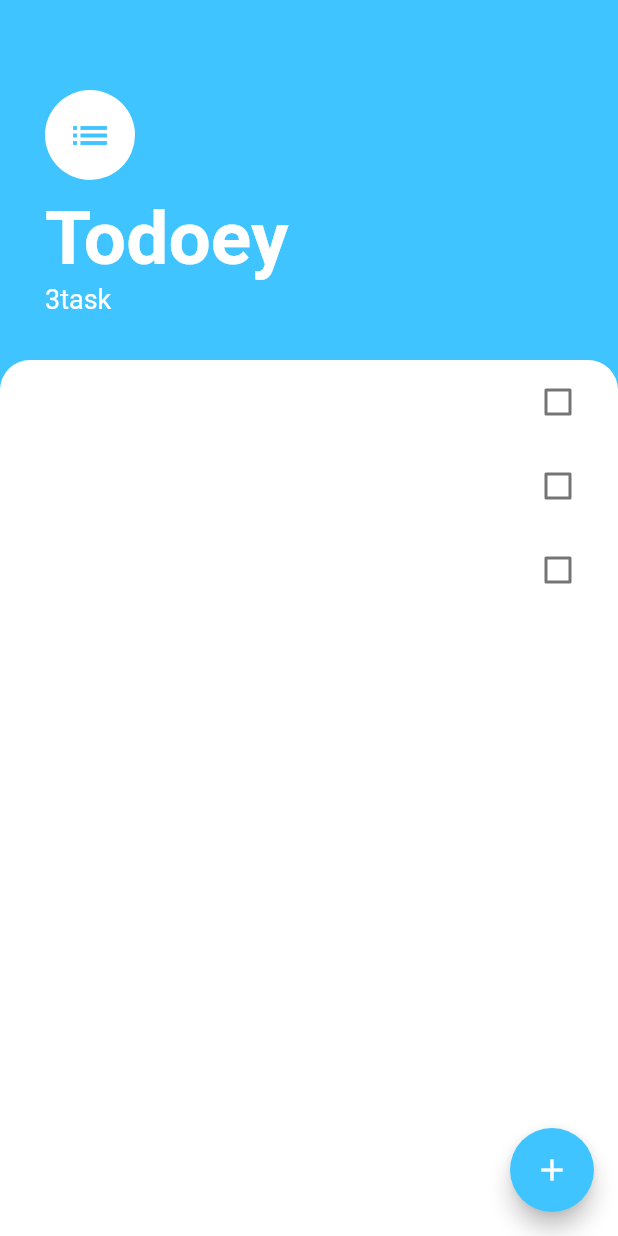
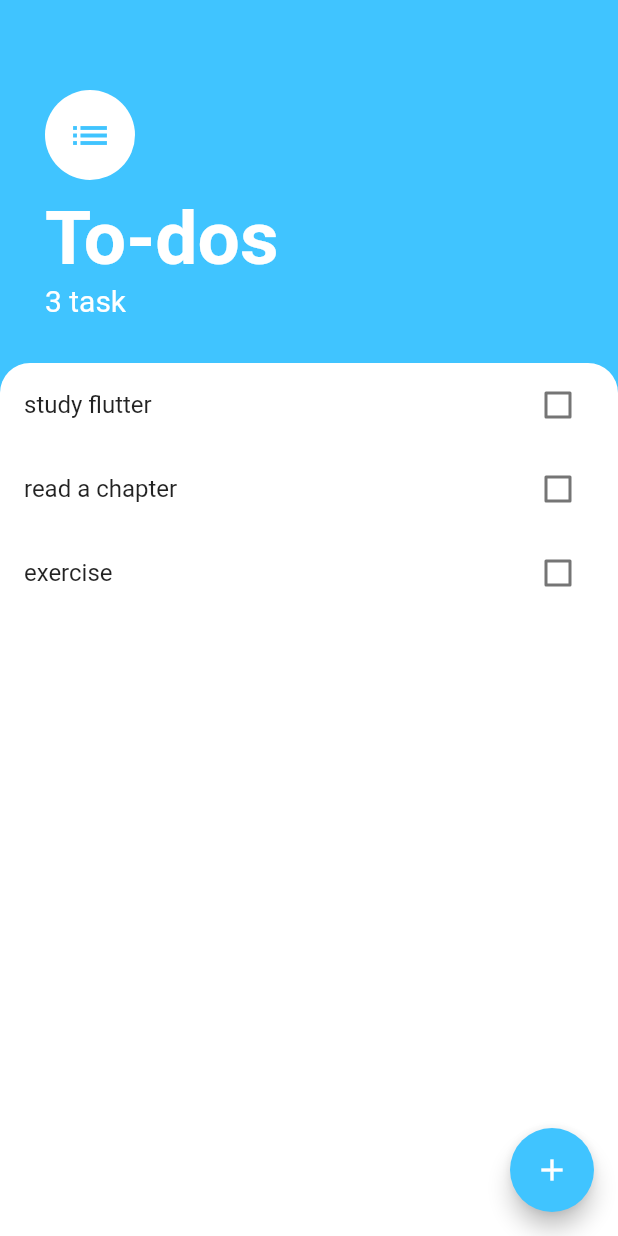
Before and after one commit to dawitbyun/todo_project, a Flutter app: the screen it shows after launch, on a phone screen of 412 x 824 dp. Run offline on Flutter 3.47's test engine with Material 2 defaults, Android fonts, the phone set to English and light mode, and no system bars.

Commit message:
last commit

```diff
--- a/lib/main.dart
+++ b/lib/main.dart
@@ -1,5 +1,7 @@
 import 'package:flutter/material.dart';
 import 'screens/tasks_screen.dart';
+import 'package:provider/provider.dart';
+import 'package:todoey_flutter/models/task_data.dart';
 
 void main() {
   runApp(MyApp());
@@ -8,8 +10,11 @@ void main() {
 class MyApp extends StatelessWidget {
   @override
   Widget build(BuildContext context) {
-    return MaterialApp(
-      home: TasksScreen(),
+    return ChangeNotifierProvider(
+      create: (context) =>TaskData(),   //taskdata is an object //하위 위젯 트리들은 다 들을 수 있음
+      child: MaterialApp(
+        home: TasksScreen(),
+      ),
     );
   }
 }
--- a/lib/models/task.dart
+++ b/lib/models/task.dart
@@ -1,4 +1,4 @@
-class Task {
+class Task {    //Task object이다.
 
   final String name;
   bool isDone = false;
--- /dev/null
+++ b/lib/models/task_data.dart
@@ -0,0 +1,40 @@
+import 'package:flutter/material.dart';  // material.dart includes foundation.dart
+import 'package:provider/provider.dart';
+import 'task.dart';
+import 'dart:collection';  // unmodifiablelistview comes from collections
+
+
+//provide this tasks property across my app
+
+class TaskData extends ChangeNotifier { //taskdata라는 개념. taskdata는 또한 object
+  List<Task> _tasks = [  //tasks는 정property이다. 그 중에서도 객체와 객체사이의 연결?   //list는 object이다. 그래서 private하게 만들어서캡슐화를 시킴.
+    Task(name: 'study flutter' ),  // checkbox는 default로 not done 설정되어있다. //name이 좀 더 속성에 가깝다.
+    Task(name: 'read a chapter'),  //Task property이다.
+    Task(name: 'exercise'),
+  ];
+
+  UnmodifiableListView<Task> get tasks {       //it is a view of another list. It is like a window pannel
+    return UnmodifiableListView(_tasks);
+  }
+
+  int get taskCount {  //캡슐화.  //taskcount is a property
+    return _tasks.length;
+  }
+
+  void addTask(String newTaskTitle){   //method는 행동, 객체는 여러가지 행동을 할 수 있나? 객체가 다른 객체랑 소통하는 것은 property를 통해서만 할수 있나?
+    final task = Task(name: newTaskTitle); //Task가 새로운 객체
+    _tasks.add(task);
+    // print(task.runtimeType); // 변수형을 말해줌
+    notifyListeners();
+  }
+
+  void updateTask(Task task) {
+    task.toggleDone();
+    notifyListeners();
+  }
+
+  void deleteTask(Task task){
+    _tasks.remove(task);
+    notifyListeners();
+  }
+}
--- a/lib/screens/add_task_screen.dart
+++ b/lib/screens/add_task_screen.dart
@@ -1,16 +1,13 @@
 import 'package:flutter/material.dart';
+import 'package:todoey_flutter/models/task_data.dart';
 import 'package:todoey_flutter/widgets/tasks_list.dart';
+import 'package:provider/provider.dart';
 
 class AddTaskScreen extends StatelessWidget {
-
-final Function addTaskCallback;
-
-AddTaskScreen(this.addTaskCallback);
-
-
   @override
   Widget build(BuildContext context) {
-    String newTaskTitle;
+    String newTaskTitle;  //newtasktitle is a local property
+
     return Container(
       color: Color(0xff757575),
       child: Container(
@@ -24,7 +21,7 @@ AddTaskScreen(this.addTaskCallback);
         ),
         child: Column(
           crossAxisAlignment: CrossAxisAlignment.stretch,
-            children: <Widget> [
+          children: <Widget>[
             Text('Add Task',
               textAlign: TextAlign.center,
               style: TextStyle(
@@ -34,9 +31,8 @@ AddTaskScreen(this.addTaskCallback);
             TextField(
               autofocus: true,
               textAlign: TextAlign.center,
-                onChanged: (newText){
+              onChanged: (newText) {
                 newTaskTitle = newText;
-
               },
               // button 누르고 뜨자마자 텍스트란에 커서가 생김
             ),
@@ -46,12 +42,13 @@ AddTaskScreen(this.addTaskCallback);
               ),
               ),
               color: Colors.lightBlueAccent,
-                onPressed: (){
-    addTaskCallback(newTaskTitle);
+              onPressed: () {
+                Provider.of<TaskData>(context, listen:false).addTask(newTaskTitle);
+                Navigator.pop(context);
               },
             ),
           ],
-    ),            //Add some code
+        ),
       ),
     );
   }
--- a/lib/screens/tasks_screen.dart
+++ b/lib/screens/tasks_screen.dart
@@ -1,36 +1,20 @@
 import 'package:flutter/material.dart';
 import 'package:todoey_flutter/widgets/tasks_list.dart';
 import 'package:todoey_flutter/screens/add_task_screen.dart';
-import 'package:todoey_flutter/models/task.dart';
+import 'package:todoey_flutter/models/task_data.dart';
+import 'package:provider/provider.dart';
 
-class TasksScreen extends StatefulWidget {
-
-  @override
-  _TasksScreenState createState() => _TasksScreenState();
-}
-
-class _TasksScreenState extends State<TasksScreen> {
-  List<Task> tasks = [
-    Task(name: '' ),
-    Task(name: ''),
-    Task(name: ''),
-  ];
-
-  @override
+class TasksScreen extends StatelessWidget{
   Widget build(BuildContext context) {
     return Scaffold(
       backgroundColor: Colors.lightBlueAccent,
       floatingActionButton: FloatingActionButton(
         backgroundColor: Colors.lightBlueAccent,
         child: Icon(Icons.add),
-        onPressed: (){
-          showModalBottomSheet(context: context, builder: (context) => AddTaskScreen(
-                  (newTaskTitle){
-                    setState(() {
-                      tasks.add(Task(name: newTaskTitle));
-                    });
-                    Navigator.pop(context);
-                  },),);
+        onPressed: () {
+          showModalBottomSheet(
+            context: context, builder: (context) => AddTaskScreen(),
+          );
         },
       ),
       body: Column(
@@ -50,7 +34,7 @@ class _TasksScreenState extends State<TasksScreen> {
               ),
               SizedBox(height: 10.0),
               Text(
-                'Todoey',
+                'To-dos',
                 style: TextStyle(
                   color: Colors.white,
                   fontSize: 50.0,
@@ -58,10 +42,10 @@ class _TasksScreenState extends State<TasksScreen> {
                 ),
               ),
               Text(
-                '${tasks.length}task',
+                '${Provider.of<TaskData>(context).taskCount} task',  //tap into taskdata object
                 style: TextStyle(
                   color: Colors.white,
-                  fontSize: 18.0,
+                  fontSize: 20.0,
                 ),
               ),
             ],
@@ -73,7 +57,7 @@ class _TasksScreenState extends State<TasksScreen> {
                   color:Colors.white,
                   borderRadius: BorderRadius.only(topLeft: Radius.circular(20.0), topRight: Radius.circular(20.0),),
                 ),
-              child: TasksList(tasks)
+              child: TasksList(),
             ),
           ),
     ],
--- a/lib/widgets/tasks_list.dart
+++ b/lib/widgets/tasks_list.dart
@@ -1,33 +1,30 @@
 import 'package:flutter/material.dart';
 import 'tasks_tile.dart';
-import 'package:todoey_flutter/models/task.dart';
+import 'package:provider/provider.dart';
+import 'package:todoey_flutter/models/task_data.dart';
 
-class TasksList extends StatefulWidget {
-  final List <Task> tasks;
-  TasksList(this.tasks);
-
-  @override
-  _TasksListState createState() => _TasksListState();
-}
-
-class _TasksListState extends State<TasksList> {
-
-
-
+class TasksList extends StatelessWidget{
   @override
   Widget build(BuildContext context) {
-    return ListView.builder(itemBuilder: (context, index){
-      return TaskTile(
-        taskTitle: widget.tasks[index].name ,
-        isChecked:widget.tasks[index].isDone,
-        checkboxCallback: (bool checkboxState) {
-          setState(() {
-            widget.tasks[index].toggleDone();
-          });
+    return Consumer<TaskData>(  //consumer is listening for changes in taskdata. When task data updates its state, the consumer listens and update all the changes.  //TaskData is a data type here
+      builder: (context, taskData, child) {  //taskData is an object, child is a property of builder
+        return ListView.builder(itemBuilder: (context, index){
+          final task = taskData.tasks[index];
+          return TaskTile(
+            taskTitle: task.name,
+            isChecked: task.isDone,
+            checkboxCallback: (bool checkboxState) {
+              taskData.updateTask(task);
+            },
+            longPressCallback: (){
+              taskData.deleteTask(task);
+            },
+          );
         },
-        );
-    },
-      itemCount: widget.tasks.length,
+          itemCount: taskData.taskCount,
+        ); //when we return it, we use ;
+      },
+
     );
   }
 }
--- a/lib/widgets/tasks_tile.dart
+++ b/lib/widgets/tasks_tile.dart
@@ -6,14 +6,16 @@ class TaskTile extends StatelessWidget {
   final bool isChecked;
   final String taskTitle;
   final Function checkboxCallback;
+  final Function longPressCallback;
 
   //they are both null to begin with, but initialized when we create a class
 
-  TaskTile({this.isChecked, this.taskTitle, this.checkboxCallback });
+  TaskTile({this.isChecked, this.taskTitle, this.checkboxCallback, this.longPressCallback });
 
   @override
   Widget build(BuildContext context) {
     return ListTile(
+      onLongPress: longPressCallback,
       title: Text(
         taskTitle,
         style: TextStyle(decoration: isChecked ? TextDecoration.lineThrough: null),
--- a/pubspec.yaml
+++ b/pubspec.yaml
@@ -28,6 +28,8 @@ dependencies:
   # The following adds the Cupertino Icons font to your application.
   # Use with the CupertinoIcons class for iOS style icons.
   cupertino_icons: ^1.0.2
+  provider: ^5.0.0
+
 
 dev_dependencies:
   flutter_test:
```
Also changed, not shown: pubspec.lock. Lines whose indentation alone changed are shown as unchanged.
